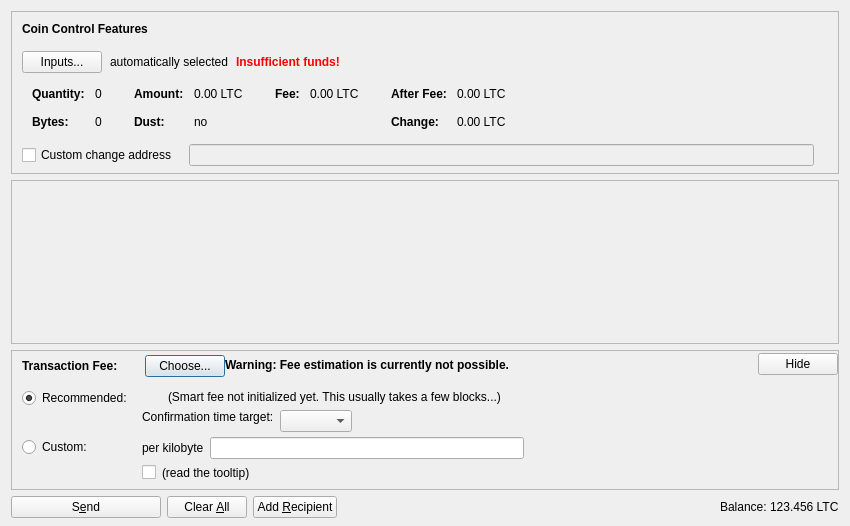
Old version of the form src/qt/forms/sendcoinsdialog.ui in the repository Actinium-project/Actinium.
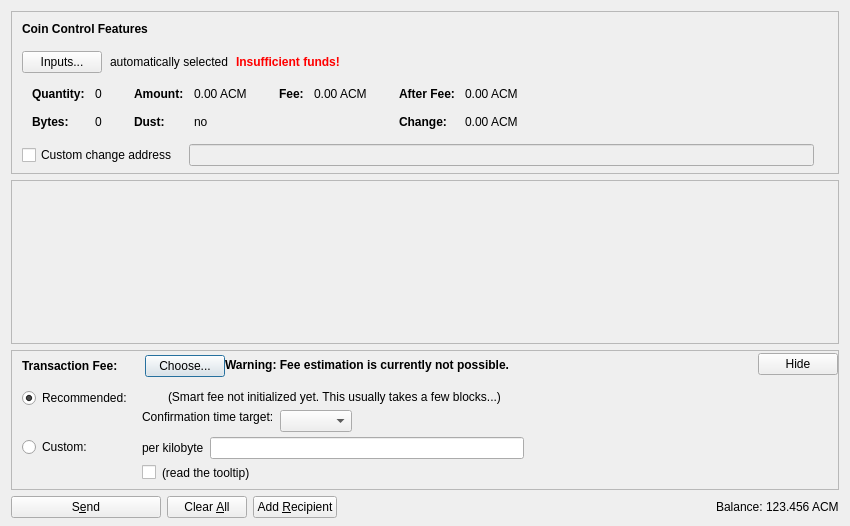
New version of the form. Icons and pictures are not drawn. Custom widgets are drawn as their Qt base class.

The edit to the form file:
```diff
--- a/src/qt/forms/sendcoinsdialog.ui
+++ b/src/qt/forms/sendcoinsdialog.ui
@@ -324,7 +324,7 @@
                   <enum>Qt::ActionsContextMenu</enum>
                  </property>
                  <property name="text">
-                  <string notr="true">0.00 LTC</string>
+                  <string notr="true">0.00 ACM</string>
                  </property>
                  <property name="textInteractionFlags">
                   <set>Qt::LinksAccessibleByMouse|Qt::TextSelectableByKeyboard|Qt::TextSelectableByMouse</set>
@@ -404,7 +404,7 @@
                   <enum>Qt::ActionsContextMenu</enum>
                  </property>
                  <property name="text">
-                  <string notr="true">0.00 LTC</string>
+                  <string notr="true">0.00 ACM</string>
                  </property>
                  <property name="textInteractionFlags">
                   <set>Qt::LinksAccessibleByMouse|Qt::TextSelectableByKeyboard|Qt::TextSelectableByMouse</set>
@@ -455,7 +455,7 @@
                   <enum>Qt::ActionsContextMenu</enum>
                  </property>
                  <property name="text">
-                  <string notr="true">0.00 LTC</string>
+                  <string notr="true">0.00 ACM</string>
                  </property>
                  <property name="textInteractionFlags">
                   <set>Qt::LinksAccessibleByMouse|Qt::TextSelectableByKeyboard|Qt::TextSelectableByMouse</set>
@@ -484,7 +484,7 @@
                   <enum>Qt::ActionsContextMenu</enum>
                  </property>
                  <property name="text">
-                  <string notr="true">0.00 LTC</string>
+                  <string notr="true">0.00 ACM</string>
                  </property>
                  <property name="textInteractionFlags">
                   <set>Qt::LinksAccessibleByMouse|Qt::TextSelectableByKeyboard|Qt::TextSelectableByMouse</set>
@@ -1237,7 +1237,7 @@
           <cursorShape>IBeamCursor</cursorShape>
          </property>
          <property name="text">
-          <string notr="true">123.456 LTC</string>
+          <string notr="true">123.456 ACM</string>
          </property>
          <property name="textInteractionFlags">
           <set>Qt::LinksAccessibleByMouse|Qt::TextSelectableByKeyboard|Qt::TextSelectableByMouse</set>
```
